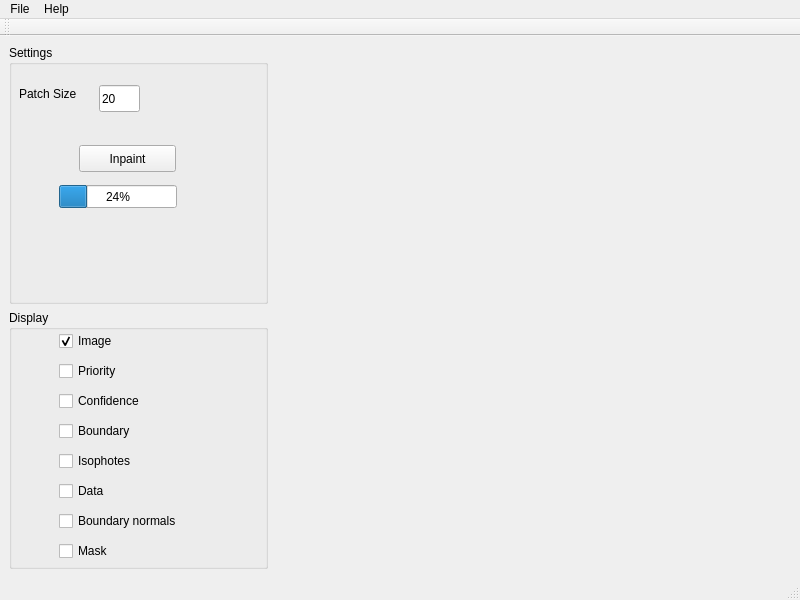
Above: Form.ui from daviddoria/PatchBasedInpainting before the change. Below: the same form after it.
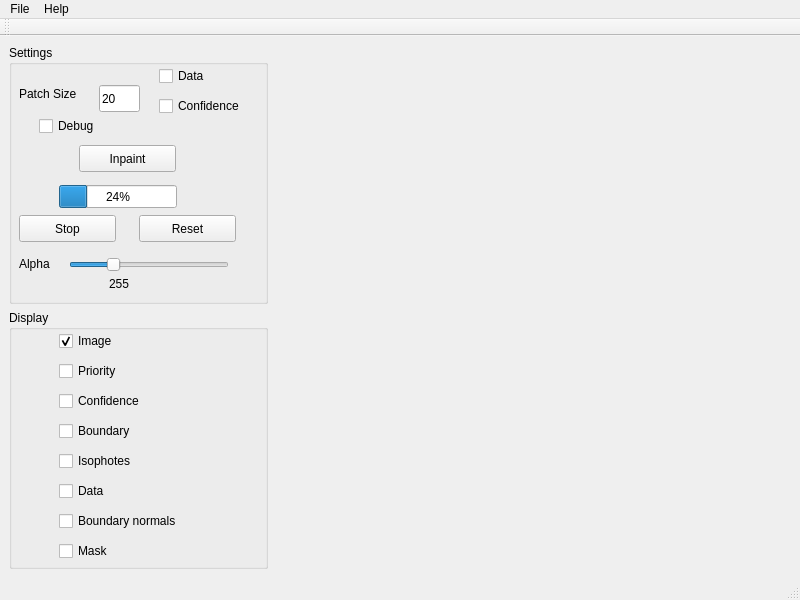
That is the form after the change. Custom widgets are drawn as their Qt base class.

```diff
--- a/Form.ui
+++ b/Form.ui
@@ -79,6 +79,119 @@
             <number>24</number>
            </property>
           </widget>
+          <widget class="QCheckBox" name="chkDebug">
+           <property name="geometry">
+            <rect>
+             <x>30</x>
+             <y>70</y>
+             <width>95</width>
+             <height>22</height>
+            </rect>
+           </property>
+           <property name="text">
+            <string>Debug</string>
+           </property>
+          </widget>
+          <widget class="QSlider" name="sldAlpha">
+           <property name="geometry">
+            <rect>
+             <x>60</x>
+             <y>210</y>
+             <width>160</width>
+             <height>19</height>
+            </rect>
+           </property>
+           <property name="minimum">
+            <number>1</number>
+           </property>
+           <property name="maximum">
+            <number>1000</number>
+           </property>
+           <property name="value">
+            <number>255</number>
+           </property>
+           <property name="orientation">
+            <enum>Qt::Horizontal</enum>
+           </property>
+          </widget>
+          <widget class="QLabel" name="label_2">
+           <property name="geometry">
+            <rect>
+             <x>10</x>
+             <y>210</y>
+             <width>67</width>
+             <height>17</height>
+            </rect>
+           </property>
+           <property name="text">
+            <string>Alpha</string>
+           </property>
+          </widget>
+          <widget class="QLabel" name="lblAlpha">
+           <property name="geometry">
+            <rect>
+             <x>100</x>
+             <y>230</y>
+             <width>67</width>
+             <height>17</height>
+            </rect>
+           </property>
+           <property name="text">
+            <string>255</string>
+           </property>
+          </widget>
+          <widget class="QPushButton" name="btnStop">
+           <property name="geometry">
+            <rect>
+             <x>10</x>
+             <y>170</y>
+             <width>97</width>
+             <height>27</height>
+            </rect>
+           </property>
+           <property name="text">
+            <string>Stop</string>
+           </property>
+          </widget>
+          <widget class="QPushButton" name="btnReset">
+           <property name="geometry">
+            <rect>
+             <x>130</x>
+             <y>170</y>
+             <width>97</width>
+             <height>27</height>
+            </rect>
+           </property>
+           <property name="text">
+            <string>Reset</string>
+           </property>
+          </widget>
+          <widget class="QCheckBox" name="chkUseData">
+           <property name="geometry">
+            <rect>
+             <x>150</x>
+             <y>20</y>
+             <width>95</width>
+             <height>22</height>
+            </rect>
+           </property>
+           <property name="text">
+            <string>Data</string>
+           </property>
+          </widget>
+          <widget class="QCheckBox" name="chkUseConfidence">
+           <property name="geometry">
+            <rect>
+             <x>150</x>
+             <y>50</y>
+             <width>111</width>
+             <height>22</height>
+            </rect>
+           </property>
+           <property name="text">
+            <string>Confidence</string>
+           </property>
+          </widget>
          </widget>
         </item>
         <item>
```
Left out of the diff: 19 changed lines with no effect on the pictures.
